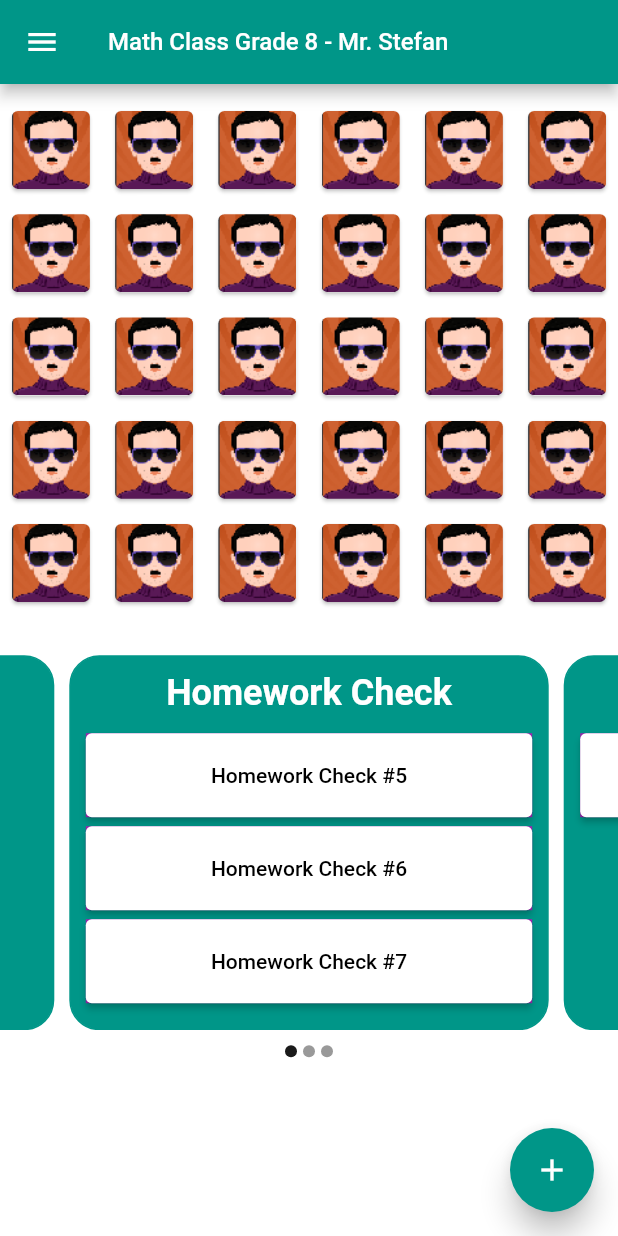
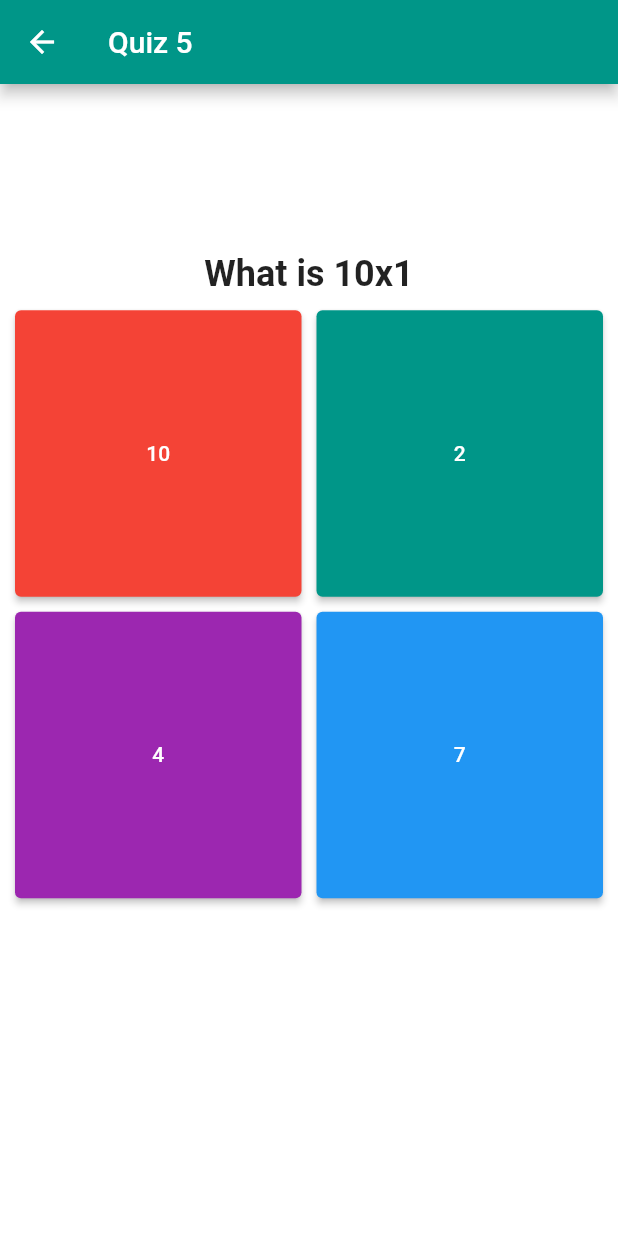
Before and after one commit to StefanTanaskovic/MathWiz, a Flutter app: the HomepageTeacherScreen screen opened directly, after a tap on "Race to the Top - Multiplication", on a phone screen of 412 x 824 dp. Run offline on Flutter 3.47's test engine with Material 2 defaults, Android fonts, the phone set to English and light mode, and no system bars; drawn by our look-alikes of carousel_slider, flutter_speed_dial.

Commit message:
added quiz view and view ui changes to quiz creator

```diff
--- a/mathwiz_app/lib/widgets/answer_question.dart
+++ b/mathwiz_app/lib/model/answer_question.dart
@@ -1,16 +1,19 @@
-class TrivaQuestionAnswer {
-  TrivaQuestionAnswer({
+class QuestionAnswer {
+  QuestionAnswer({
     this.id,
     this.isExpanded = false,
+    this.title,
     this.question,
     this.answers,
-    this.answersAmount
-
+    this.answersAmount,
+    this.correctAnswer,
 
   });
+  String title;
   int id;
   List<String> answers;
   String question;
   bool isExpanded;
   int answersAmount;
+  int correctAnswer;
 }
--- /dev/null
+++ b/mathwiz_app/lib/model/race_to_top.dart
@@ -0,0 +1,14 @@
+import 'answer_question.dart';
+
+class RaceTop {
+  RaceTop({
+    this.id,
+    this.title,
+    this.questions,
+
+  });
+  String title;
+  int id;
+  List<QuestionAnswer> questions;
+
+}
--- a/mathwiz_app/lib/views/homepage/homepage_teacher.dart
+++ b/mathwiz_app/lib/views/homepage/homepage_teacher.dart
@@ -50,9 +50,7 @@ class _HomepageTeacherScreenState extends State<HomepageTeacherScreen> {
         backgroundColor: kPrimaryColor,
         ),
       drawer:HamMenu(size: size),
-      body: Container(
-        height: size.height,
-        width: double.infinity,
+      body: SafeArea(
         child: Column(
           mainAxisAlignment: MainAxisAlignment.start,
           children: <Widget>[
@@ -132,7 +130,7 @@ class _HomepageTeacherScreenState extends State<HomepageTeacherScreen> {
       // onClose: () => print('DIAL CLOSED'),
       tooltip: 'Speed Dial',
       heroTag: 'speed-dial-hero-tag',
-      backgroundColor: kPrimaryColor,
+      backgroundColor: kSecondaryColor,
       foregroundColor: Colors.white,
       elevation: 8.0,
       shape: CircleBorder(),
@@ -152,7 +150,7 @@ class _HomepageTeacherScreenState extends State<HomepageTeacherScreen> {
         ),
         SpeedDialChild(
           child: Icon(Icons.question_answer_outlined, color: Colors.white,),
-          backgroundColor: kPrimaryColor,
+          backgroundColor: kSecondaryColor,
           label: 'Trivia',
           labelStyle: TextStyle(fontSize: 18.0),
           onTap: () => Navigator.push(context,
@@ -168,7 +166,13 @@ class _HomepageTeacherScreenState extends State<HomepageTeacherScreen> {
           backgroundColor: kPrimaryColor,
           label: 'Race to the Top',
           labelStyle: TextStyle(fontSize: 18.0),
-          onTap: () => print('THIRD CHILD'),
+          onTap: () => Navigator.push(context,
+                  MaterialPageRoute(
+                    builder: (context) {
+                      return RaceScreenPicker();
+                    },
+                  ),
+                ),
         ),
       ],
     );
--- /dev/null
+++ b/mathwiz_app/lib/views/trivia/quiz.dart
@@ -0,0 +1,107 @@
+import 'dart:math';
+import 'package:flutter/material.dart';
+import 'package:mathwiz_app/model/answer_question.dart';
+import 'package:mathwiz_app/model/race_to_top.dart';
+import '../../constants.dart';
+
+class QuizScreen extends StatefulWidget {
+  @override
+  State<StatefulWidget> createState() {
+    return _QuizScreenState();
+  }
+}
+
+class _QuizScreenState extends State<QuizScreen> {
+
+  RaceTop quiz = RaceTop(title: "Quiz 5", questions: [
+    QuestionAnswer(id: 0,
+                question: "What is 10x1",
+                answers: ["10","2","4","7"],
+                correctAnswer: 1),
+    QuestionAnswer(id: 1,
+                question: "What is 10x5",
+                answers: ["10","20","40","50"],
+                correctAnswer: 4)
+  ]);
+
+  int finalScore = 0;
+  List colors = [Colors.red, kPrimaryColor, kSecondaryColor, Colors.blue];
+  Random random = new Random();
+  int colorIndex = 0;
+  int questionIndex = 0;
+  bool status = false;
+
+  @override
+  Widget build(BuildContext context) {
+    return Scaffold(
+      appBar: AppBar(
+        backgroundColor: kPrimaryColor,
+        title: Text(quiz.title),
+      ),
+      body: SafeArea(
+        child: Column(
+          mainAxisAlignment: MainAxisAlignment.center,
+          children: _buildQuiz(questionIndex, status)
+
+        ),
+      ),
+    );
+  }
+
+List <Widget> _buildQuiz(int i, bool status) {
+  Size size = MediaQuery.of(context).size;
+  print("--------------");
+  print("this is the status");
+  print(status);
+  print("--------------");
+
+  if(questionIndex == quiz.questions.length){
+    return <Widget>[
+      Text("$finalScore")
+    ];
+  }
+  else{
+      return <Widget>[
+          Text(
+            quiz.questions[i].question,
+            style: TextStyle(
+                fontWeight: FontWeight.bold, fontSize: 24),
+          ),
+          Container(
+            margin: const EdgeInsets.all(10),
+            height: size.height * 0.6,
+            child: GridView.count(
+              crossAxisCount: 2,
+              mainAxisSpacing: 10,
+              crossAxisSpacing: 10,
+              children: List.generate(quiz.questions[i].answers.length, (index) {
+                return ElevatedButton (
+                  style: ElevatedButton.styleFrom(primary: colors[index]),
+                  onPressed: () {
+                    setState(() {
+                      if (questionIndex == quiz.questions.length -1){
+                        checkAnswer(i, index);
+                        print("finished quiz");
+                        status = true;
+                      }else{
+                        checkAnswer(i, index);
+                        questionIndex += 1;
+                      }
+                    });
+                  },
+                  child: Text("${quiz.questions[i].answers[index]}"),
+                );
+              }),
+            ),
+        ),
+        ];
+  }
+}
+
+void checkAnswer(int question, int answerPicked){
+  if (quiz.questions[question].correctAnswer == answerPicked + 1){
+    finalScore += 1;
+  }
+}
+
+}
--- a/mathwiz_app/lib/views/welcome_screen.dart
+++ b/mathwiz_app/lib/views/welcome_screen.dart
@@ -1,12 +1,8 @@
 import 'package:flutter/material.dart';
-import 'package:mathwiz_app/views/class_list/class_list_screen.dart';
 import 'package:mathwiz_app/widgets/box_button.dart';
-
 import '../constants.dart';
-import 'homepage/homepage_student.dart';
 import 'login/login_screen.dart';
 import 'signup/signup_screen.dart';
-import 'trivia/race_to_top.dart';
 
 class WelcomeScreen extends StatelessWidget {
   @override
--- a/mathwiz_app/lib/widgets/race_to_top_homepage_box.dart
+++ b/mathwiz_app/lib/widgets/race_to_top_homepage_box.dart
@@ -1,4 +1,5 @@
 import 'package:flutter/material.dart';
+import 'package:mathwiz_app/views/trivia/quiz.dart';
 
 import '../constants.dart';
 
@@ -18,7 +19,16 @@ class RaceToTopHomepageBox extends StatelessWidget {
               onPrimary: Colors.black,
               padding: EdgeInsets.symmetric(vertical: 20, horizontal: 40),
             ),
-            onPressed: () {},
+            onPressed: () {
+              Navigator.push(
+                  context,
+                  MaterialPageRoute(
+                    builder: (context) {
+                      return QuizScreen();
+                    },
+                  ),
+                );
+            },
           ),
         );
       },
```
Also changed, not shown: mathwiz_app/lib/views/trivia/race_to_top_creator.dart (renamed from mathwiz_app/lib/views/trivia/race_to_top.dart, +27 -14 lines), mathwiz_app/lib/views/trivia/trivia_num_qa.dart (+4 -5 lines).
